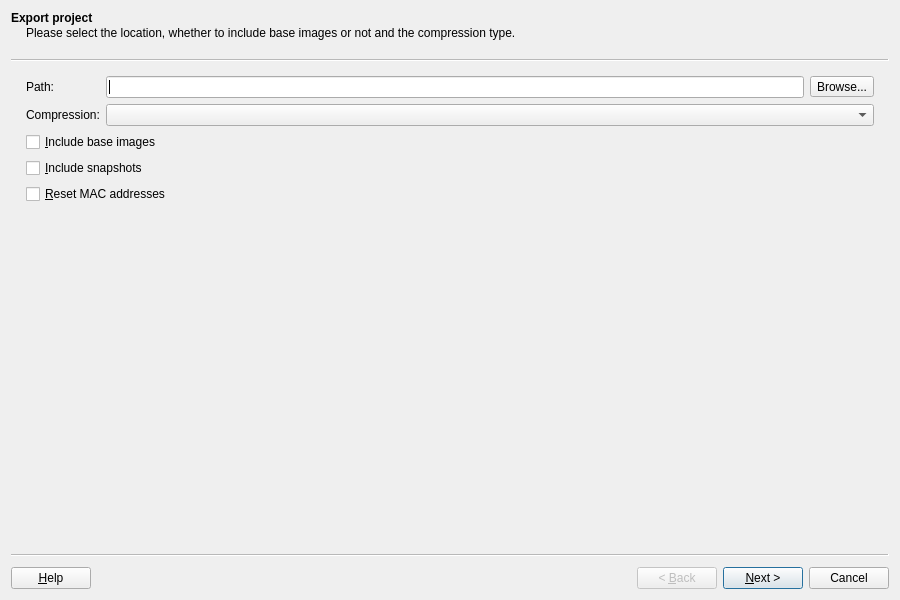
Old version of the form gns3/ui/export_project_wizard.ui in the repository GNS3/gns3-gui.
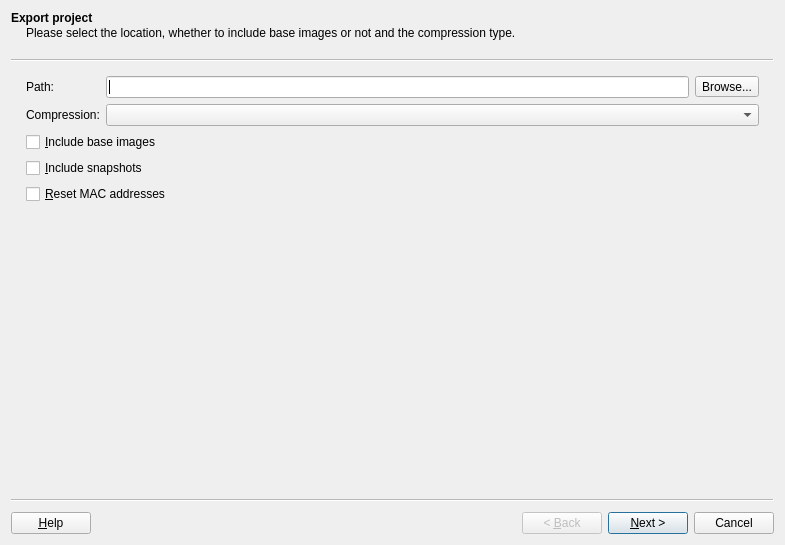
New version of the form.

The edit to the form file:
```diff
--- a/gns3/ui/export_project_wizard.ui
+++ b/gns3/ui/export_project_wizard.ui
@@ -9,8 +9,8 @@
    <rect>
     <x>0</x>
     <y>0</y>
-    <width>900</width>
-    <height>600</height>
+    <width>785</width>
+    <height>545</height>
    </rect>
   </property>
   <property name="windowTitle">
```
Left out of the diff: 41 changed lines with no effect on the pictures.
